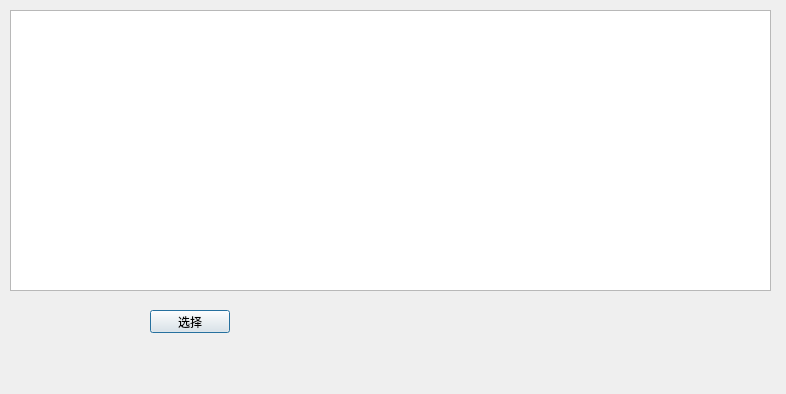
Old version of the form network/client/gui/remotefiledialog.ui in the repository wenli7363/Zpods.
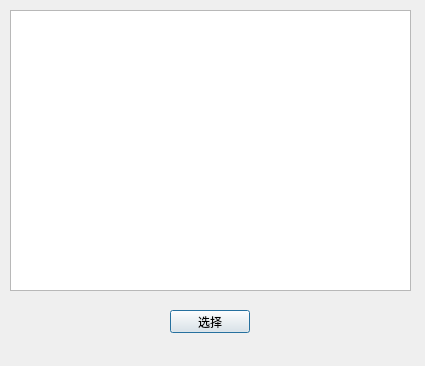
New version of the form.

What changed in the file:
```diff
--- a/network/client/gui/remotefiledialog.ui
+++ b/network/client/gui/remotefiledialog.ui
@@ -6,8 +6,8 @@
    <rect>
     <x>0</x>
     <y>0</y>
-    <width>786</width>
-    <height>394</height>
+    <width>425</width>
+    <height>366</height>
    </rect>
   </property>
   <property name="windowTitle">
@@ -18,7 +18,7 @@
     <rect>
      <x>10</x>
      <y>10</y>
-     <width>761</width>
+     <width>401</width>
      <height>281</height>
     </rect>
    </property>
@@ -26,7 +26,7 @@
   <widget class="QPushButton" name="confirmBtn">
    <property name="geometry">
     <rect>
-     <x>150</x>
+     <x>170</x>
      <y>310</y>
      <width>80</width>
      <height>23</height>
```
